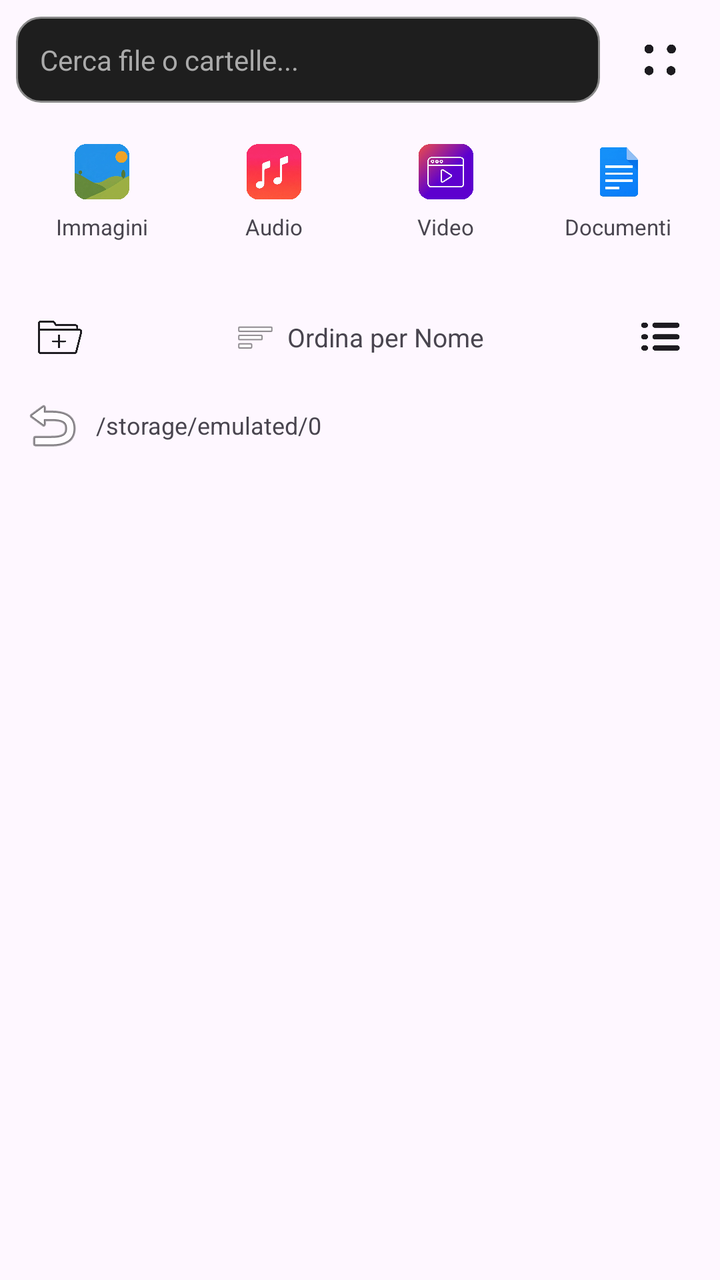
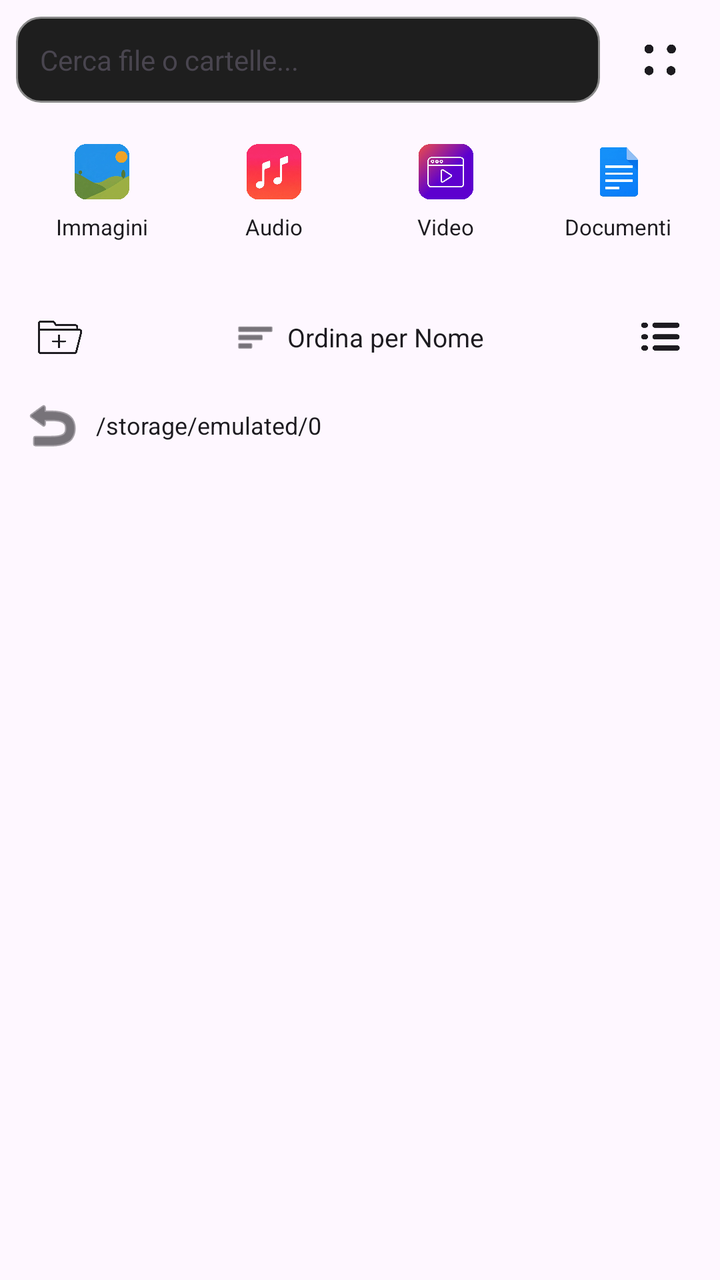

Before-and-after screenshots of an Android layout around one commit, followed by the original layout XML and the change that was made.
<!-- AndroidManifest.xml: application theme AppTheme -->
<!-- res/layout/activity_main.xml -->
<?xml version="1.0" encoding="utf-8"?>
<LinearLayout xmlns:android="http://schemas.android.com/apk/res/android"
    xmlns:app="http://schemas.android.com/apk/res-auto"
    android:layout_width="match_parent"
    android:layout_height="match_parent"
    android:orientation="vertical"
    android:fitsSystemWindows="true">

    
    <LinearLayout
        android:id="@+id/searchBar"
        android:layout_width="match_parent"
        android:layout_height="wrap_content"
        android:orientation="horizontal"
        android:padding="8dp"
        android:gravity="center_vertical">

        <EditText
            android:id="@+id/editSearch"
            android:layout_width="0dp"
            android:layout_height="wrap_content"
            android:layout_weight="1"
            android:hint="Cerca file o cartelle..."
            android:padding="12dp"
            android:textSize="14sp"
            android:textColor="#FFFFFF"
            android:textColorHint="#AAAAAA"
            android:background="@drawable/search_background"
            android:maxLines="1"
            android:inputType="text" />

        <ImageButton
            android:id="@+id/btnSettings"
            android:layout_width="44dp"
            android:layout_height="44dp"
            android:layout_marginStart="8dp"
            android:src="@drawable/settings"
            app:tint="?attr/colorOnSurface"
            android:background="?attr/selectableItemBackgroundBorderless"
            android:scaleType="fitCenter"
            android:padding="8dp"
            android:contentDescription="Impostazioni" />
    </LinearLayout>

    
    <LinearLayout
        android:id="@+id/selectionBar"
        android:layout_width="match_parent"
        android:layout_height="wrap_content"
        android:orientation="horizontal"
        android:paddingTop="4dp"
        android:paddingBottom="4dp"
        android:paddingStart="4dp"
        android:paddingEnd="4dp"
        android:gravity="center_vertical"
        android:background="#1E1E1E"
        android:visibility="gone">

        <ImageButton
            android:id="@+id/btnSelectionClose"
            android:layout_width="44dp"
            android:layout_height="wrap_content"
            android:minHeight="56dp"
            android:src="@android:drawable/ic_menu_close_clear_cancel"
            android:background="?attr/selectableItemBackgroundBorderless"
            android:scaleType="centerInside"
            android:contentDescription="Annulla selezione" />

        <TextView
            android:id="@+id/txtSelectionCount"
            android:layout_width="0dp"
            android:layout_height="wrap_content"
            android:layout_weight="1"
            android:paddingStart="4dp"
            android:paddingEnd="4dp"
            android:text="0 selezionati"
            android:textColor="#FFFFFF"
            android:textSize="15sp"
            android:textStyle="bold" />

        
        <LinearLayout
            android:id="@+id/btnSelCopy"
            android:layout_width="wrap_content"
            android:layout_height="wrap_content"
            android:orientation="vertical"
            android:gravity="center"
            android:clickable="true"
            android:focusable="true"
            android:background="?attr/selectableItemBackgroundBorderless"
            android:paddingStart="10dp"
            android:paddingEnd="10dp"
            android:paddingTop="6dp"
            android:paddingBottom="6dp">

            <ImageView
                android:layout_width="24dp"
                android:layout_height="24dp"
                android:src="@android:drawable/ic_menu_crop"
                app:tint="#FFFFFF"
                android:contentDescription="" />

            <TextView
                android:layout_width="wrap_content"
                android:layout_height="wrap_content"
                android:text="Copia"
                android:textColor="#FFFFFF"
                android:textSize="10sp"
                android:paddingTop="2dp" />
        </LinearLayout>

        
        <LinearLayout
            android:id="@+id/btnSelPaste"
            android:layout_width="wrap_content"
            android:layout_height="wrap_content"
            android:orientation="vertical"
            android:gravity="center"
            android:clickable="true"
            android:focusable="true"
            android:background="?attr/selectableItemBackgroundBorderless"
            android:paddingStart="10dp"
            android:paddingEnd="10dp"
            android:paddingTop="6dp"
            android:paddingBottom="6dp"
            android:visibility="gone">

            <ImageView
                android:layout_width="24dp"
                android:layout_height="24dp"
                android:src="@android:drawable/ic_menu_save"
                app:tint="#FFFFFF"
                android:contentDescription="" />

            <TextView
                android:layout_width="wrap_content"
                android:layout_height="wrap_content"
                android:text="Incolla"
                android:textColor="#FFFFFF"
                android:textSize="10sp"
                android:paddingTop="2dp" />
        </LinearLayout>

        
        <LinearLayout
            android:id="@+id/btnSelDelete"
            android:layout_width="wrap_content"
            android:layout_height="wrap_content"
            android:orientation="vertical"
            android:gravity="center"
            android:clickable="true"
            android:focusable="true"
            android:background="?attr/selectableItemBackgroundBorderless"
            android:paddingStart="10dp"
            android:paddingEnd="10dp"
            android:paddingTop="6dp"
            android:paddingBottom="6dp">

            <ImageView
                android:layout_width="24dp"
                android:layout_height="24dp"
                android:src="@android:drawable/ic_menu_delete"
                app:tint="#FFFFFF"
                android:contentDescription="" />

            <TextView
                android:layout_width="wrap_content"
                android:layout_height="wrap_content"
                android:text="Elimina"
                android:textColor="#FFFFFF"
                android:textSize="10sp"
                android:paddingTop="2dp" />
        </LinearLayout>

        
        <LinearLayout
            android:id="@+id/btnSelMore"
            android:layout_width="wrap_content"
            android:layout_height="wrap_content"
            android:orientation="vertical"
            android:gravity="center"
            android:clickable="true"
            android:focusable="true"
            android:background="?attr/selectableItemBackgroundBorderless"
            android:paddingStart="10dp"
            android:paddingEnd="10dp"
            android:paddingTop="6dp"
            android:paddingBottom="6dp">

            <ImageView
                android:layout_width="24dp"
                android:layout_height="24dp"
                android:src="@android:drawable/ic_menu_more"
                app:tint="#FFFFFF"
                android:contentDescription="" />

            <TextView
                android:layout_width="wrap_content"
                android:layout_height="wrap_content"
                android:text="Altro"
                android:textColor="#FFFFFF"
                android:textSize="10sp"
                android:paddingTop="2dp" />
        </LinearLayout>
    </LinearLayout>

    
    <LinearLayout
        android:id="@+id/categoriesRow"
        android:layout_width="match_parent"
        android:layout_height="wrap_content"
        android:orientation="horizontal"
        android:paddingStart="8dp"
        android:paddingEnd="8dp"
        android:paddingBottom="8dp">

        <LinearLayout
            android:id="@+id/catImages"
            android:layout_width="0dp"
            android:layout_height="wrap_content"
            android:layout_weight="1"
            android:orientation="vertical"
            android:gravity="center"
            android:padding="10dp"
            android:background="?attr/selectableItemBackground">

            <ImageView
                android:layout_width="32dp"
                android:layout_height="32dp"
                android:src="@drawable/images"
                android:contentDescription="" />

            <TextView
                android:layout_width="wrap_content"
                android:layout_height="wrap_content"
                android:text="Immagini"
                android:textSize="11sp"
                android:paddingTop="4dp" />
        </LinearLayout>

        <LinearLayout
            android:id="@+id/catAudio"
            android:layout_width="0dp"
            android:layout_height="wrap_content"
            android:layout_weight="1"
            android:orientation="vertical"
            android:gravity="center"
            android:padding="10dp"
            android:background="?attr/selectableItemBackground">

            <ImageView
                android:layout_width="32dp"
                android:layout_height="32dp"
                android:src="@drawable/audio"
                android:contentDescription="" />

            <TextView
                android:layout_width="wrap_content"
                android:layout_height="wrap_content"
                android:text="Audio"
                android:textSize="11sp"
                android:paddingTop="4dp" />
        </LinearLayout>

        <LinearLayout
            android:id="@+id/catVideo"
            android:layout_width="0dp"
            android:layout_height="wrap_content"
            android:layout_weight="1"
            android:orientation="vertical"
            android:gravity="center"
            android:padding="10dp"
            android:background="?attr/selectableItemBackground">

            <ImageView
                android:layout_width="32dp"
                android:layout_height="32dp"
                android:src="@drawable/video"
                android:contentDescription="" />

            <TextView
                android:layout_width="wrap_content"
                android:layout_height="wrap_content"
                android:text="Video"
                android:textSize="11sp"
                android:paddingTop="4dp" />
        </LinearLayout>

        <LinearLayout
            android:id="@+id/catDocs"
            android:layout_width="0dp"
            android:layout_height="wrap_content"
            android:layout_weight="1"
            android:orientation="vertical"
            android:gravity="center"
            android:padding="10dp"
            android:background="?attr/selectableItemBackground">

            <ImageView
                android:layout_width="32dp"
                android:layout_height="32dp"
                android:src="@drawable/documents"
                android:contentDescription="" />

            <TextView
                android:layout_width="wrap_content"
                android:layout_height="wrap_content"
                android:text="Documenti"
                android:textSize="11sp"
                android:paddingTop="4dp" />
        </LinearLayout>
    </LinearLayout>

    
    <LinearLayout
        android:id="@+id/storageRow"
        android:layout_width="match_parent"
        android:layout_height="wrap_content"
        android:orientation="horizontal"
        android:paddingStart="8dp"
        android:paddingEnd="8dp"
        android:paddingBottom="8dp" />

    
    <LinearLayout
        android:id="@+id/actionsRow"
        android:layout_width="match_parent"
        android:layout_height="wrap_content"
        android:orientation="horizontal"
        android:paddingStart="8dp"
        android:paddingEnd="8dp"
        android:paddingBottom="4dp"
        android:gravity="center_vertical">

        <ImageButton
            android:id="@+id/btnAddFolder"
            android:layout_width="44dp"
            android:layout_height="44dp"
            android:src="@drawable/folder_add"
            app:tint="?attr/colorOnSurface"
            android:background="?attr/selectableItemBackgroundBorderless"
            android:scaleType="fitCenter"
            android:padding="8dp"
            android:contentDescription="Nuova cartella" />

        <ImageButton
            android:id="@+id/btnPaste"
            android:layout_width="44dp"
            android:layout_height="44dp"
            android:src="@android:drawable/ic_menu_save"
            android:background="?attr/selectableItemBackgroundBorderless"
            android:scaleType="fitCenter"
            android:padding="8dp"
            android:contentDescription="Incolla"
            android:visibility="gone" />

        <LinearLayout
            android:id="@+id/btnSort"
            android:layout_width="0dp"
            android:layout_height="wrap_content"
            android:layout_weight="1"
            android:orientation="horizontal"
            android:gravity="center"
            android:clickable="true"
            android:focusable="true"
            android:background="?attr/selectableItemBackground"
            android:padding="8dp">

            <ImageView
                android:layout_width="20dp"
                android:layout_height="20dp"
                android:src="@android:drawable/ic_menu_sort_by_size"
                android:contentDescription="" />

            <TextView
                android:id="@+id/txtSort"
                android:layout_width="wrap_content"
                android:layout_height="wrap_content"
                android:text="Ordina per Nome"
                android:textSize="13sp"
                android:paddingStart="6dp" />
        </LinearLayout>

        <ImageButton
            android:id="@+id/btnViewToggle"
            android:layout_width="44dp"
            android:layout_height="44dp"
            android:src="@drawable/list"
            app:tint="?attr/colorOnSurface"
            android:background="?attr/selectableItemBackgroundBorderless"
            android:scaleType="fitCenter"
            android:padding="8dp"
            android:contentDescription="Vista" />
    </LinearLayout>

    
    <LinearLayout
        android:layout_width="match_parent"
        android:layout_height="wrap_content"
        android:orientation="horizontal"
        android:paddingStart="8dp"
        android:paddingEnd="8dp"
        android:paddingBottom="4dp"
        android:gravity="center_vertical">

        <ImageButton
            android:id="@+id/btnBack"
            android:layout_width="36dp"
            android:layout_height="36dp"
            android:src="@android:drawable/ic_menu_revert"
            android:background="?attr/selectableItemBackgroundBorderless"
            android:contentDescription="Indietro" />

        <TextView
            android:id="@+id/txtPath"
            android:layout_width="0dp"
            android:layout_height="wrap_content"
            android:layout_weight="1"
            android:paddingStart="4dp"
            android:text="/storage/emulated/0"
            android:textSize="12sp"
            android:maxLines="1"
            android:ellipsize="start" />
    </LinearLayout>

    
    <androidx.recyclerview.widget.RecyclerView
        android:id="@+id/recyclerFiles"
        android:layout_width="match_parent"
        android:layout_height="0dp"
        android:layout_weight="1"
        android:padding="4dp"
        android:clipToPadding="false" />

</LinearLayout>
<!-- resources referenced by this layout -->
<resources>
  <!-- drawable audio: png bitmap (drawable, 133885 bytes) -->
  <!-- drawable documents: png bitmap (drawable, 89017 bytes) -->
  <!-- drawable folder_add: png bitmap (drawable, 55943 bytes) -->
  <!-- drawable images: png bitmap (drawable, 150584 bytes) -->
  <!-- drawable list: png bitmap (drawable, 74258 bytes) -->
  <!-- drawable search_background (drawable) -->
  <?xml version="1.0" encoding="utf-8"?>
  <shape xmlns:android="http://schemas.android.com/apk/res/android"
      android:shape="rectangle">
      <solid android:color="#1E1E1E" />
      <corners android:radius="12dp" />
      <stroke
          android:width="1dp"
          android:color="#888888" />
  </shape>
  <!-- drawable settings: png bitmap (drawable, 19713 bytes) -->
  <!-- drawable video: png bitmap (drawable, 329849 bytes) -->
  <style name="AppTheme" parent="Theme.Material3.DayNight.NoActionBar">
          <item name="android:statusBarColor">#000000</item>
          <item name="android:navigationBarColor">#000000</item>
          <item name="android:windowLightStatusBar">false</item>
          <item name="android:windowLightNavigationBar" tools:targetApi="o_mr1">false</item>
      </style>
</resources>

<!-- the commit's change to res/layout/activity_main.xml (unified diff, before → after) -->
@@ -23,8 +23,8 @@
             android:hint="Cerca file o cartelle..."
             android:padding="12dp"
             android:textSize="14sp"
-            android:textColor="#FFFFFF"
-            android:textColorHint="#AAAAAA"
+            android:textColor="?attr/colorOnSurface"
+            android:textColorHint="?attr/colorOnSurfaceVariant"
             android:background="@drawable/search_background"
             android:maxLines="1"
             android:inputType="text" />
@@ -53,7 +53,7 @@
         android:paddingStart="4dp"
         android:paddingEnd="4dp"
         android:gravity="center_vertical"
-        android:background="#1E1E1E"
+        android:background="?attr/colorSurfaceVariant"
         android:visibility="gone">
 
         <ImageButton
@@ -63,6 +63,7 @@
             android:minHeight="56dp"
             android:src="@android:drawable/ic_menu_close_clear_cancel"
             android:background="?attr/selectableItemBackgroundBorderless"
+            app:tint="?attr/colorOnSurface"
             android:scaleType="centerInside"
             android:contentDescription="Annulla selezione" />
 
@@ -74,7 +75,7 @@
             android:paddingStart="4dp"
             android:paddingEnd="4dp"
             android:text="0 selezionati"
-            android:textColor="#FFFFFF"
+            android:textColor="?attr/colorOnSurface"
             android:textSize="15sp"
             android:textStyle="bold" />
 
@@ -97,14 +98,14 @@
                 android:layout_width="24dp"
                 android:layout_height="24dp"
                 android:src="@android:drawable/ic_menu_crop"
-                app:tint="#FFFFFF"
+                app:tint="?attr/colorOnSurface"
                 android:contentDescription="" />
 
             <TextView
                 android:layout_width="wrap_content"
                 android:layout_height="wrap_content"
                 android:text="Copia"
-                android:textColor="#FFFFFF"
+                android:textColor="?attr/colorOnSurface"
                 android:textSize="10sp"
                 android:paddingTop="2dp" />
         </LinearLayout>
@@ -129,14 +130,14 @@
                 android:layout_width="24dp"
                 android:layout_height="24dp"
                 android:src="@android:drawable/ic_menu_save"
-                app:tint="#FFFFFF"
+                app:tint="?attr/colorOnSurface"
                 android:contentDescription="" />
 
             <TextView
                 android:layout_width="wrap_content"
                 android:layout_height="wrap_content"
                 android:text="Incolla"
-                android:textColor="#FFFFFF"
+                android:textColor="?attr/colorOnSurface"
                 android:textSize="10sp"
                 android:paddingTop="2dp" />
         </LinearLayout>
@@ -160,14 +161,14 @@
                 android:layout_width="24dp"
                 android:layout_height="24dp"
                 android:src="@android:drawable/ic_menu_delete"
-                app:tint="#FFFFFF"
+                app:tint="?attr/colorOnSurface"
                 android:contentDescription="" />
 
             <TextView
                 android:layout_width="wrap_content"
                 android:layout_height="wrap_content"
                 android:text="Elimina"
-                android:textColor="#FFFFFF"
+                android:textColor="?attr/colorOnSurface"
                 android:textSize="10sp"
                 android:paddingTop="2dp" />
         </LinearLayout>
@@ -191,14 +192,14 @@
                 android:layout_width="24dp"
                 android:layout_height="24dp"
                 android:src="@android:drawable/ic_menu_more"
-                app:tint="#FFFFFF"
+                app:tint="?attr/colorOnSurface"
                 android:contentDescription="" />
 
             <TextView
                 android:layout_width="wrap_content"
                 android:layout_height="wrap_content"
                 android:text="Altro"
-                android:textColor="#FFFFFF"
+                android:textColor="?attr/colorOnSurface"
                 android:textSize="10sp"
                 android:paddingTop="2dp" />
         </LinearLayout>
@@ -234,6 +235,7 @@
                 android:layout_width="wrap_content"
                 android:layout_height="wrap_content"
                 android:text="Immagini"
+                android:textColor="?attr/colorOnSurface"
                 android:textSize="11sp"
                 android:paddingTop="4dp" />
         </LinearLayout>
@@ -258,6 +260,7 @@
                 android:layout_width="wrap_content"
                 android:layout_height="wrap_content"
                 android:text="Audio"
+                android:textColor="?attr/colorOnSurface"
                 android:textSize="11sp"
                 android:paddingTop="4dp" />
         </LinearLayout>
@@ -282,6 +285,7 @@
                 android:layout_width="wrap_content"
                 android:layout_height="wrap_content"
                 android:text="Video"
+                android:textColor="?attr/colorOnSurface"
                 android:textSize="11sp"
                 android:paddingTop="4dp" />
         </LinearLayout>
@@ -306,6 +310,7 @@
                 android:layout_width="wrap_content"
                 android:layout_height="wrap_content"
                 android:text="Documenti"
+                android:textColor="?attr/colorOnSurface"
                 android:textSize="11sp"
                 android:paddingTop="4dp" />
         </LinearLayout>
@@ -348,6 +353,7 @@
             android:layout_width="44dp"
             android:layout_height="44dp"
             android:src="@android:drawable/ic_menu_save"
+            app:tint="?attr/colorOnSurface"
             android:background="?attr/selectableItemBackgroundBorderless"
             android:scaleType="fitCenter"
             android:padding="8dp"
@@ -370,6 +376,7 @@
                 android:layout_width="20dp"
                 android:layout_height="20dp"
                 android:src="@android:drawable/ic_menu_sort_by_size"
+                app:tint="?attr/colorOnSurface"
                 android:contentDescription="" />
 
             <TextView
@@ -377,6 +384,7 @@
                 android:layout_width="wrap_content"
                 android:layout_height="wrap_content"
                 android:text="Ordina per Nome"
+                android:textColor="?attr/colorOnSurface"
                 android:textSize="13sp"
                 android:paddingStart="6dp" />
         </LinearLayout>
@@ -408,6 +416,7 @@
             android:layout_width="36dp"
             android:layout_height="36dp"
             android:src="@android:drawable/ic_menu_revert"
+            app:tint="?attr/colorOnSurface"
             android:background="?attr/selectableItemBackgroundBorderless"
             android:contentDescription="Indietro" />
 
@@ -418,6 +427,7 @@
             android:layout_weight="1"
             android:paddingStart="4dp"
             android:text="/storage/emulated/0"
+            android:textColor="?attr/colorOnSurface"
             android:textSize="12sp"
             android:maxLines="1"
             android:ellipsize="start" />
